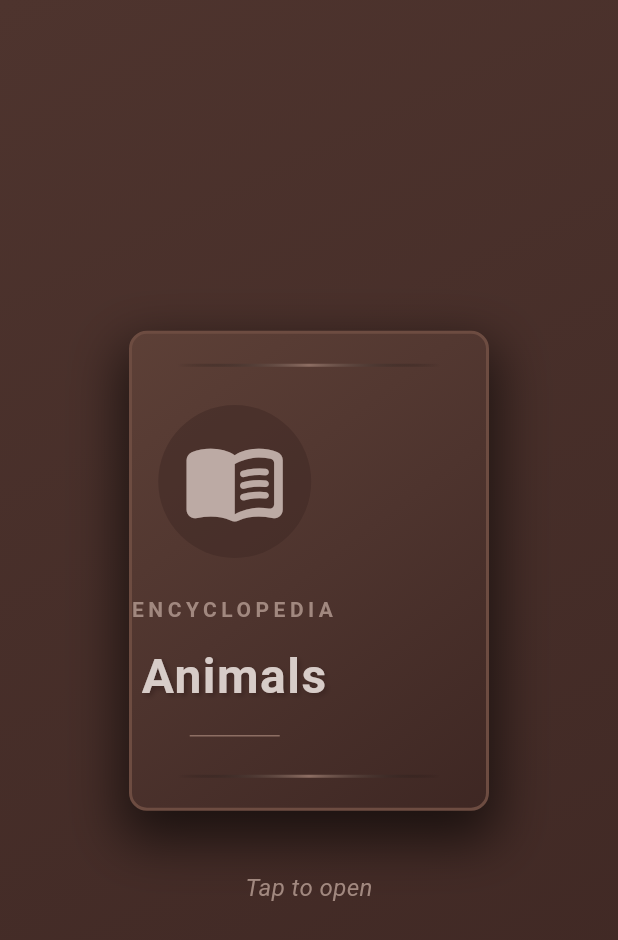
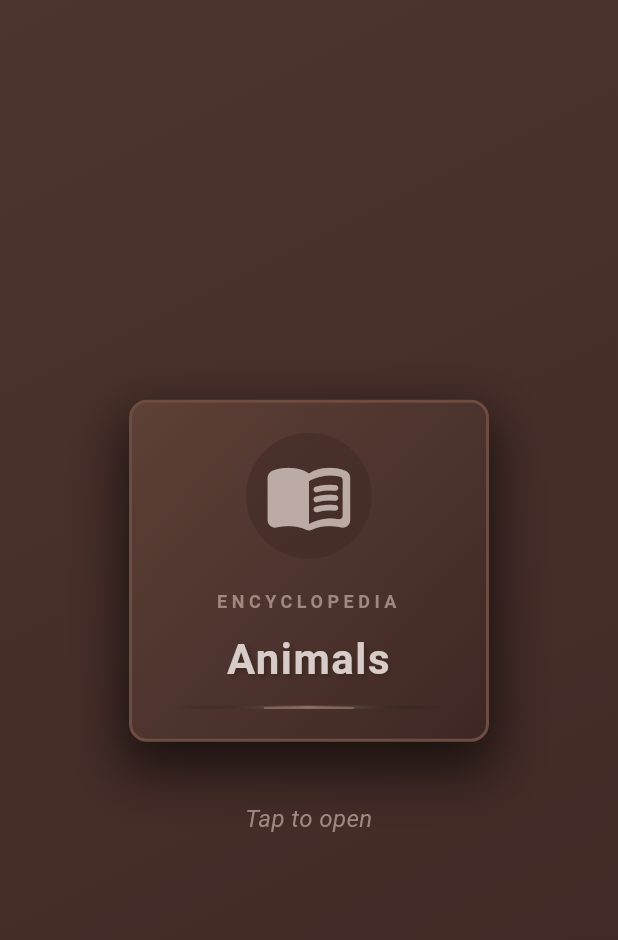
Before and after one commit to yaroslav20568/animal_kingdom, a Flutter app: the screen it shows after launch, on a phone screen of 412 x 824 dp. Shown: the top 940 px of the screen. Run offline on Flutter 3.47's test engine with Material 3 defaults, Android fonts, the phone set to English and light mode, and no system bars.

Commit message:
fix: fix render

```diff
--- a/lib/screens/book_screen.dart
+++ b/lib/screens/book_screen.dart
@@ -17,7 +17,7 @@ class _BookScreenState extends State<BookScreen>
   late AnimationController _animationController;
   late Animation<double> _animation;
   int _currentPageIndex = 0;
-  late List<Map<String, dynamic>> _pagePairs;
+  List<Map<String, dynamic>> _pagePairs = [];
   late PageController _pageController;
 
   @override
@@ -31,17 +31,31 @@ class _BookScreenState extends State<BookScreen>
       parent: _animationController,
       curve: Curves.easeInOut,
     );
+    _pageController = PageController(initialPage: _currentPageIndex);
+  }
+
+  @override
+  void didChangeDependencies() {
+    super.didChangeDependencies();
     _initializePagePairs();
-    _pageController = PageController(initialPage: _currentPageIndex);
   }
 
   void _initializePagePairs() {
     final animals = AnimalsRepository.getAllAnimals();
     _pagePairs = [];
+    final screenWidth = MediaQuery.of(context).size.width;
+    final isWideScreen = screenWidth > 480;
+
+    if (isWideScreen) {
       for (int i = 0; i < animals.length; i += 2) {
         if (i + 1 < animals.length) {
           _pagePairs.add({'left': animals[i], 'right': animals[i + 1]});
         } else {
+          _pagePairs.add({'left': animals[i], 'right': animals[i]});
+        }
+      }
+    } else {
+      for (int i = 0; i < animals.length; i++) {
         _pagePairs.add({'left': animals[i], 'right': animals[i]});
       }
     }
@@ -56,10 +70,16 @@ class _BookScreenState extends State<BookScreen>
 
   void _openBook() {
     HapticFeedback.mediumImpact();
+    _initializePagePairs();
     setState(() {
       _isBookOpen = true;
+      _currentPageIndex = 0;
     });
-    _animationController.forward();
+    _animationController.forward().then((_) {
+      if (mounted && _pageController.hasClients) {
+        _pageController.jumpToPage(0);
+      }
+    });
   }
 
   void _closeBook() {
@@ -68,7 +88,11 @@ class _BookScreenState extends State<BookScreen>
       if (mounted) {
         setState(() {
           _isBookOpen = false;
+          _currentPageIndex = 0;
         });
+        if (_pageController.hasClients) {
+          _pageController.jumpToPage(0);
+        }
       }
     });
   }
@@ -113,11 +137,11 @@ class _BookScreenState extends State<BookScreen>
           },
         ),
         Positioned(
-          top: 16,
+          top: 24,
           left: 16,
           child: _currentPageIndex > 0
               ? IconButton(
-                  icon: const Icon(Icons.first_page),
+                  icon: const Icon(Icons.first_page, size: 20),
                   onPressed: () {
                     HapticFeedback.lightImpact();
                     _pageController.animateToPage(
@@ -128,44 +152,73 @@ class _BookScreenState extends State<BookScreen>
                   },
                   style: IconButton.styleFrom(
                     backgroundColor: Colors.white.withValues(alpha: 0.8),
-                    padding: const EdgeInsets.all(12),
+                    padding: const EdgeInsets.all(8),
+                    minimumSize: const Size(36, 36),
+                    tapTargetSize: MaterialTapTargetSize.shrinkWrap,
                   ),
                   tooltip: 'To first page',
                 )
               : const SizedBox.shrink(),
         ),
         Positioned(
-          top: 16,
+          top: 24,
           right: 16,
           child: IconButton(
-            icon: const Icon(Icons.close),
+            icon: const Icon(Icons.close, size: 20),
             onPressed: _closeBook,
             style: IconButton.styleFrom(
               backgroundColor: Colors.white.withValues(alpha: 0.8),
-              padding: const EdgeInsets.all(12),
+              padding: const EdgeInsets.all(8),
+              minimumSize: const Size(36, 36),
+              tapTargetSize: MaterialTapTargetSize.shrinkWrap,
             ),
             tooltip: 'Close book',
           ),
         ),
-        Positioned(bottom: 16, left: 0, right: 0, child: _buildPageIndicator()),
+        Positioned(
+          bottom: 8,
+          left: 0,
+          right: 0,
+          child: LayoutBuilder(
+            builder: (context, constraints) {
+              final screenWidth = MediaQuery.of(context).size.width;
+              final isTablet = screenWidth > 600;
+              final horizontalMargin = isTablet ? 12.0 : 8.0;
+              return Padding(
+                padding: EdgeInsets.symmetric(horizontal: horizontalMargin),
+                child: _buildPageIndicator(),
+              );
+            },
+          ),
+        ),
       ],
     );
   }
 
   Widget _buildPageIndicator() {
-    return Row(
+    return Container(
+      padding: const EdgeInsets.symmetric(horizontal: 12, vertical: 8),
+      decoration: BoxDecoration(
+        color: Colors.brown.shade50.withValues(alpha: 0.6),
+        borderRadius: BorderRadius.circular(20),
+      ),
+      child: Row(
+        mainAxisSize: MainAxisSize.min,
         mainAxisAlignment: MainAxisAlignment.center,
         children: List.generate(
           _pagePairs.length,
-        (index) => Container(
-          width: 8,
-          height: 8,
-          margin: const EdgeInsets.symmetric(horizontal: 4),
+          (index) => AnimatedContainer(
+            duration: const Duration(milliseconds: 200),
+            curve: Curves.easeInOut,
+            width: _currentPageIndex == index ? 24 : 6,
+            height: 6,
+            margin: const EdgeInsets.symmetric(horizontal: 3),
             decoration: BoxDecoration(
-            shape: BoxShape.circle,
+              borderRadius: BorderRadius.circular(3),
               color: _currentPageIndex == index
                   ? Colors.brown.shade700
-                : Colors.brown.shade300,
+                  : Colors.brown.shade400.withValues(alpha: 0.4),
+            ),
           ),
         ),
       ),
--- a/lib/widgets/closed_book_widget.dart
+++ b/lib/widgets/closed_book_widget.dart
@@ -19,13 +19,19 @@ class ClosedBookWidget extends StatelessWidget {
             colors: [Colors.brown.shade800, Colors.brown.shade900],
           ),
         ),
+        child: LayoutBuilder(
+          builder: (context, constraints) {
+            return SingleChildScrollView(
+              child: ConstrainedBox(
+                constraints: BoxConstraints(minHeight: constraints.maxHeight),
                 child: Center(
                   child: Column(
                     mainAxisAlignment: MainAxisAlignment.center,
+                    crossAxisAlignment: CrossAxisAlignment.center,
                     children: [
                       Container(
                         width: 240,
-                height: 320,
+                        padding: const EdgeInsets.symmetric(vertical: 20),
                         decoration: BoxDecoration(
                           gradient: LinearGradient(
                             begin: Alignment.topLeft,
@@ -37,7 +43,10 @@ class ClosedBookWidget extends StatelessWidget {
                             ],
                           ),
                           borderRadius: BorderRadius.circular(12),
-                  border: Border.all(color: Colors.brown.shade600, width: 2),
+                          border: Border.all(
+                            color: Colors.brown.shade600,
+                            width: 2,
+                          ),
                           boxShadow: [
                             BoxShadow(
                               color: Colors.black.withValues(alpha: 0.6),
@@ -50,30 +59,14 @@ class ClosedBookWidget extends StatelessWidget {
                         child: Stack(
                           children: [
                             Positioned(
-                      top: 20,
+                              bottom: 0,
                               left: 0,
                               right: 0,
                               child: Container(
                                 height: 2,
-                        margin: const EdgeInsets.symmetric(horizontal: 30),
-                        decoration: BoxDecoration(
-                          gradient: LinearGradient(
-                            colors: [
-                              Colors.transparent,
-                              Colors.brown.shade400,
-                              Colors.transparent,
-                            ],
+                                margin: const EdgeInsets.symmetric(
+                                  horizontal: 30,
                                 ),
-                        ),
-                      ),
-                    ),
-                    Positioned(
-                      bottom: 20,
-                      left: 0,
-                      right: 0,
-                      child: Container(
-                        height: 2,
-                        margin: const EdgeInsets.symmetric(horizontal: 30),
                                 decoration: BoxDecoration(
                                   gradient: LinearGradient(
                                     colors: [
@@ -86,37 +79,46 @@ class ClosedBookWidget extends StatelessWidget {
                               ),
                             ),
                             Column(
+                              mainAxisSize: MainAxisSize.min,
                               mainAxisAlignment: MainAxisAlignment.center,
+                              crossAxisAlignment: CrossAxisAlignment.center,
                               children: [
-                        Container(
-                          padding: const EdgeInsets.all(16),
+                                Center(
+                                  child: Container(
+                                    padding: const EdgeInsets.all(12),
                                     decoration: BoxDecoration(
                                       shape: BoxShape.circle,
-                            color: Colors.brown.shade900.withValues(alpha: 0.5),
+                                      color: Colors.brown.shade900.withValues(
+                                        alpha: 0.5,
+                                      ),
                                     ),
                                     child: Icon(
                                       Icons.menu_book_rounded,
-                            size: 70,
+                                      size: 60,
                                       color: Colors.brown.shade200,
                                     ),
                                   ),
-                        const SizedBox(height: 24),
-                        Text(
+                                ),
+                                const SizedBox(height: 20),
+                                Center(
+                                  child: Text(
                                     'ENCYCLOPEDIA',
                                     textAlign: TextAlign.center,
                                     style: TextStyle(
-                            fontSize: 14,
+                                      fontSize: 12,
                                       fontWeight: FontWeight.w600,
                                       color: Colors.brown.shade300,
                                       letterSpacing: 3,
                                     ),
                                   ),
-                        const SizedBox(height: 12),
-                        Text(
+                                ),
+                                const SizedBox(height: 10),
+                                Center(
+                                  child: Text(
                                     'Animals',
                                     textAlign: TextAlign.center,
                                     style: TextStyle(
-                            fontSize: 32,
+                                      fontSize: 28,
                                       fontWeight: FontWeight.bold,
                                       color: Colors.brown.shade100,
                                       letterSpacing: 1,
@@ -129,11 +131,14 @@ class ClosedBookWidget extends StatelessWidget {
                                       ],
                                     ),
                                   ),
-                        const SizedBox(height: 16),
-                        Container(
+                                ),
+                                const SizedBox(height: 12),
+                                Center(
+                                  child: Container(
                                     width: 60,
                                     height: 1,
                                     color: Colors.brown.shade400,
+                                  ),
                                 ),
                               ],
                             ),
@@ -141,12 +146,15 @@ class ClosedBookWidget extends StatelessWidget {
                         ),
                       ),
                       const SizedBox(height: 40),
-              Text(
+                      Center(
+                        child: Text(
                           'Tap to open',
+                          textAlign: TextAlign.center,
                           style: TextStyle(
                             fontSize: 16,
                             color: Colors.brown.shade300,
                             fontStyle: FontStyle.italic,
+                          ),
                         ),
                       ),
                     ],
@@ -154,5 +162,9 @@ class ClosedBookWidget extends StatelessWidget {
                 ),
               ),
             );
+          },
+        ),
+      ),
+    );
   }
 }
```
Also changed, not shown: lib/widgets/book_pages_widget.dart (+29 -12 lines). Lines whose indentation alone changed are shown as unchanged.
